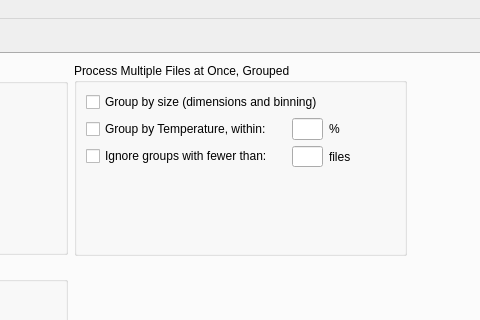
RMcDOttawa/MasterBiasMaker, file MainWindow.ui: the form before one commit; both pictures show x 278 to 758 and y 0 to 320 of the 883 by 607 pixel window.
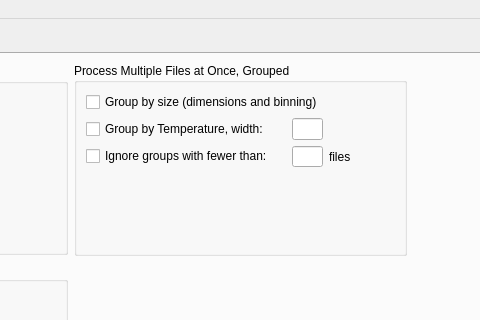
The form after the commit. The open tabs and pages were chosen to show the change.

Commit message: Change temperature tolerance to "bandwidth" for MeanShift clustering (haven't implemented the clustering yet)

Diff of the .ui file:
```diff
--- a/MainWindow.ui
+++ b/MainWindow.ui
@@ -501,7 +501,7 @@
               <string>Process sets of files having different CCD temperatures</string>
              </property>
              <property name="text">
-              <string>Group by Temperature, within:</string>
+              <string>Group by Temperature, width:</string>
              </property>
             </widget>
            </item>
@@ -522,13 +522,6 @@
              </property>
             </widget>
            </item>
-           <item row="1" column="2">
-            <widget class="QLabel" name="label_8">
-             <property name="text">
-              <string>%</string>
-             </property>
-            </widget>
-           </item>
            <item row="1" column="1">
             <widget class="QLineEdit" name="temperatureGroupTolerance">
              <property name="maximumSize">
```
Left out of the diff: 4 changed lines with no effect on the pictures. The commit also changes 15 other files.
